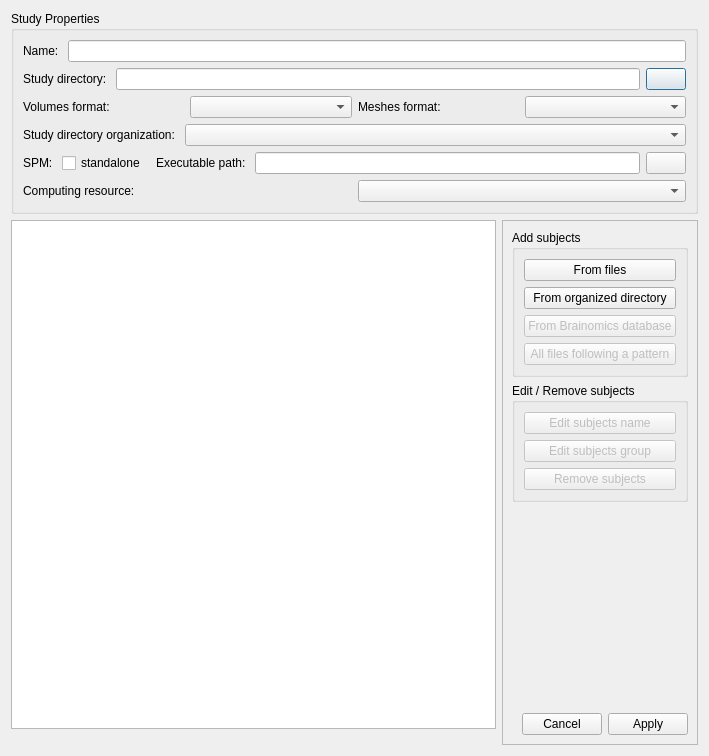
First picture: the form in morphologist/core/gui/ui/study_editor_widget.ui, repository brainvisa/morphologist, before the edit.
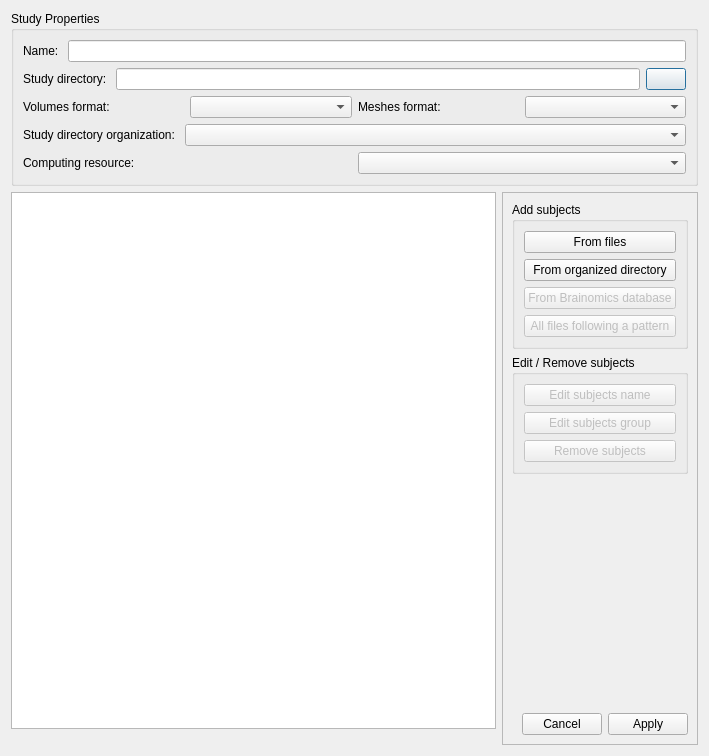
Second picture: the form after the edit. Icons and pictures are not drawn.

Commit message: REFAC: removed SPM settings from study edition dialog: this is done via BV settings for now.

What changed in the file:
```diff
--- a/morphologist/core/gui/ui/study_editor_widget.ui
+++ b/morphologist/core/gui/ui/study_editor_widget.ui
@@ -106,45 +106,6 @@
         </item>
        </layout>
       </item>
-      <item>
-       <layout class="QHBoxLayout" name="horizontalLayout_6">
-        <item>
-         <widget class="QLabel" name="spm_label">
-          <property name="text">
-           <string>SPM: </string>
-          </property>
-         </widget>
-        </item>
-        <item>
-         <widget class="QCheckBox" name="spm_standalone_checkbox">
-          <property name="text">
-           <string>standalone </string>
-          </property>
-         </widget>
-        </item>
-        <item>
-         <widget class="QLabel" name="spm_exec_label">
-          <property name="text">
-           <string>Executable path: </string>
-          </property>
-         </widget>
-        </item>
-        <item>
-         <widget class="QLineEdit" name="spm_exec_lineedit"/>
-        </item>
-        <item>
-         <widget class="QPushButton" name="spm_exec_button">
-          <property name="text">
-           <string/>
-          </property>
-          <property name="icon">
-           <iconset resource="../../../../resources/morphologist.qrc">
-            <normaloff>:/icons/open.png</normaloff>:/icons/open.png</iconset>
-          </property>
-         </widget>
-        </item>
-       </layout>
-      </item>
       <item>
        <layout class="QHBoxLayout" name="horizontalLayout_7">
         <item>
```
The commit also changes 2 other files.
